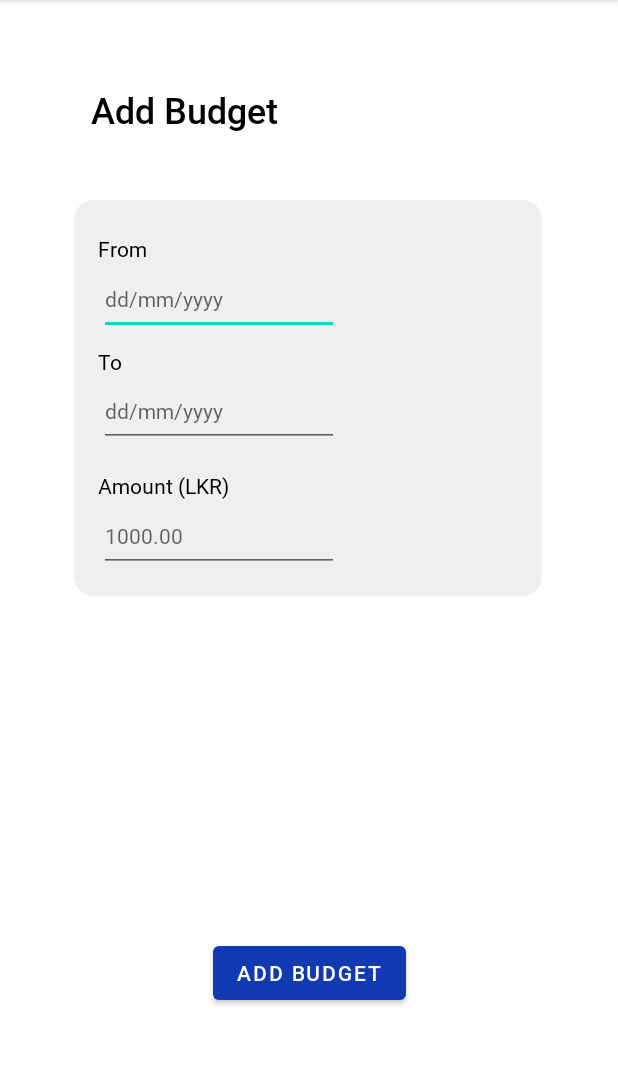
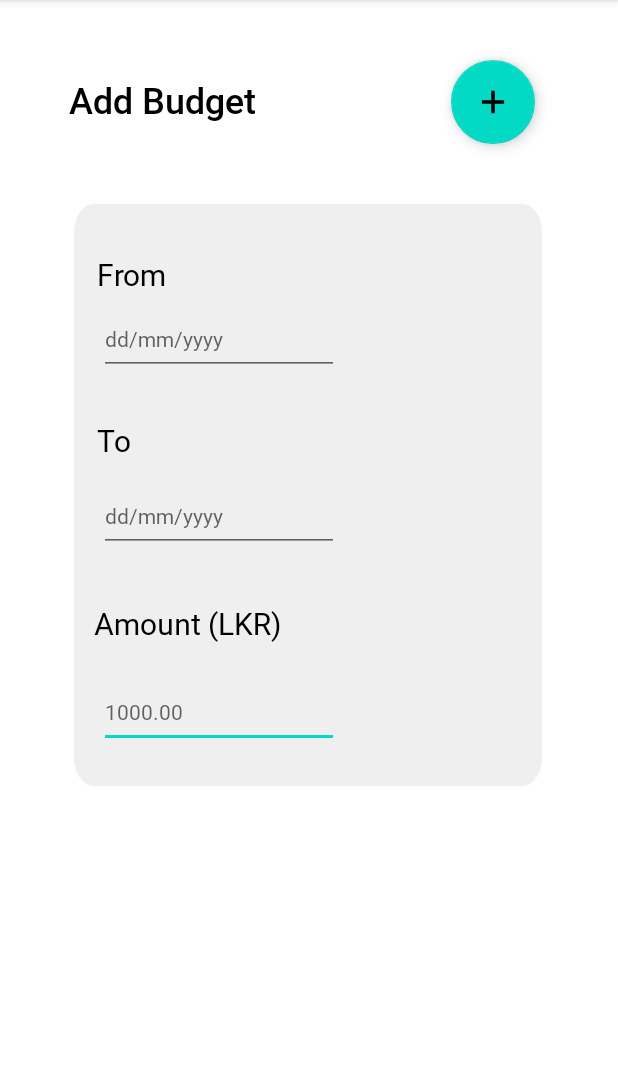
Before and after one commit to IT20611088/Xpense_mobile_App, an Android app: the BudgetFormActivity screen opened directly, with no data from a screen before it, on a phone screen of 412 x 824 dp, the part 84-1149 px from its top. Run offline under Robolectric (Android 15) with nearby library versions, the phone set to English and light mode, and no system bars; our stand-ins replace Firebase (no records; nobody signed in at launch, a user with empty details on screens opened directly).

Commit message:
UI Improvements

```diff
--- /dev/null
+++ b/app/src/main/res/drawable/ic_add.xml
@@ -0,0 +1,10 @@
+<vector xmlns:android="http://schemas.android.com/apk/res/android"
+    android:width="48dp"
+    android:height="48dp"
+    android:viewportWidth="48"
+    android:viewportHeight="48"
+    android:tint="?attr/colorControlNormal">
+    <path
+        android:fillColor="@android:color/white"
+        android:pathData="M21.65,38.85V26.35H9.15V21.65H21.65V9.15H26.35V21.65H38.85V26.35H26.35V38.85Z"/>
+</vector>
--- a/app/src/main/res/layout/activity_budget_form.xml
+++ b/app/src/main/res/layout/activity_budget_form.xml
@@ -8,50 +8,42 @@
 
     <TextView
         android:id="@+id/textView"
+        style="@style/heading1"
         android:layout_width="wrap_content"
         android:layout_height="wrap_content"
         android:fontFamily="@font/roboto_medium"
         android:text="@string/add_budget"
-        style="@style/heading1"
         app:layout_constraintBottom_toBottomOf="parent"
         app:layout_constraintEnd_toEndOf="parent"
-        app:layout_constraintHorizontal_bias="0.21"
+        app:layout_constraintHorizontal_bias="0.161"
         app:layout_constraintStart_toStartOf="parent"
         app:layout_constraintTop_toTopOf="parent"
-        app:layout_constraintVertical_bias="0.077" />
+        app:layout_constraintVertical_bias="0.068" />
 
-    <Button
-        android:id="@+id/btnAddBudget"
-        style="@style/btnStyling"
-        android:layout_width="wrap_content"
-        android:layout_height="wrap_content"
-        android:text="@string/add_budget"
-        android:textColor="@color/white"
-        app:layout_constraintBottom_toBottomOf="parent"
-        app:layout_constraintEnd_toEndOf="parent"
-        app:layout_constraintStart_toStartOf="parent"
-        app:layout_constraintTop_toTopOf="parent"
-        app:layout_constraintVertical_bias="0.868" />
 
     <androidx.constraintlayout.widget.ConstraintLayout
+        android:id="@+id/constraintLayout3"
         android:layout_width="312dp"
-        android:layout_height="264dp"
+        android:layout_height="388dp"
         android:background="@drawable/ic_rectangle_51"
         app:layout_constraintBottom_toBottomOf="parent"
         app:layout_constraintEnd_toEndOf="parent"
         app:layout_constraintHorizontal_bias="0.494"
         app:layout_constraintStart_toStartOf="parent"
         app:layout_constraintTop_toTopOf="parent"
-        app:layout_constraintVertical_bias="0.265">
+        app:layout_constraintVertical_bias="0.358">
 
         <EditText
             android:id="@+id/editTextDateFrom"
             style="@style/labelStyling"
             android:layout_width="wrap_content"
             android:layout_height="48dp"
+            android:clickable="false"
+            android:cursorVisible="false"
             android:ems="10"
+            android:focusable="false"
+            android:focusableInTouchMode="false"
             android:hint="@string/hint_date"
-            android:inputType="date"
             app:layout_constraintBottom_toBottomOf="parent"
             app:layout_constraintEnd_toEndOf="parent"
             app:layout_constraintHorizontal_bias="0.108"
@@ -65,6 +57,7 @@
             android:layout_width="wrap_content"
             android:layout_height="wrap_content"
             android:text="@string/date_from"
+            android:textSize="20sp"
             app:layout_constraintBottom_toBottomOf="parent"
             app:layout_constraintEnd_toEndOf="parent"
             app:layout_constraintHorizontal_bias="0.057"
@@ -77,9 +70,12 @@
             style="@style/labelStyling"
             android:layout_width="wrap_content"
             android:layout_height="48dp"
+            android:clickable="false"
+            android:cursorVisible="false"
             android:ems="10"
+            android:focusable="false"
+            android:focusableInTouchMode="false"
             android:hint="@string/hint_date"
-            android:inputType="date"
             app:layout_constraintBottom_toBottomOf="parent"
             app:layout_constraintEnd_toEndOf="parent"
             app:layout_constraintHorizontal_bias="0.108"
@@ -94,7 +90,7 @@
             android:layout_height="48dp"
             android:ems="10"
             android:hint="@string/hint_amount"
-            android:inputType="number"
+            android:inputType="numberDecimal"
             app:layout_constraintBottom_toBottomOf="parent"
             app:layout_constraintEnd_toEndOf="parent"
             app:layout_constraintHorizontal_bias="0.108"
@@ -108,6 +104,7 @@
             android:layout_width="wrap_content"
             android:layout_height="wrap_content"
             android:text="@string/date_to"
+            android:textSize="20sp"
             app:layout_constraintBottom_toBottomOf="parent"
             app:layout_constraintEnd_toEndOf="parent"
             app:layout_constraintHorizontal_bias="0.054"
@@ -121,6 +118,7 @@
             android:layout_width="wrap_content"
             android:layout_height="wrap_content"
             android:text="@string/amount"
+            android:textSize="20sp"
             app:layout_constraintBottom_toBottomOf="parent"
             app:layout_constraintEnd_toEndOf="parent"
             app:layout_constraintHorizontal_bias="0.071"
@@ -130,4 +128,17 @@
 
     </androidx.constraintlayout.widget.ConstraintLayout>
 
+    <com.google.android.material.floatingactionbutton.FloatingActionButton
+        android:id="@+id/btnAddBudget"
+        android:layout_width="wrap_content"
+        android:layout_height="wrap_content"
+        android:clickable="true"
+        app:layout_constraintBottom_toBottomOf="parent"
+        app:layout_constraintEnd_toEndOf="parent"
+        app:layout_constraintHorizontal_bias="0.845"
+        app:layout_constraintStart_toStartOf="parent"
+        app:layout_constraintTop_toTopOf="parent"
+        app:layout_constraintVertical_bias="0.056"
+        app:srcCompat="@drawable/ic_add" />
+
 </androidx.constraintlayout.widget.ConstraintLayout>
```
Also changed, not shown: app/src/main/res/layout/activity_budget_report.xml (+23 -17 lines), app/src/main/res/layout/activity_update_budget_form.xml (+25 -21 lines), app/src/main/res/layout/table_row_item.xml (+14 -2 lines).
